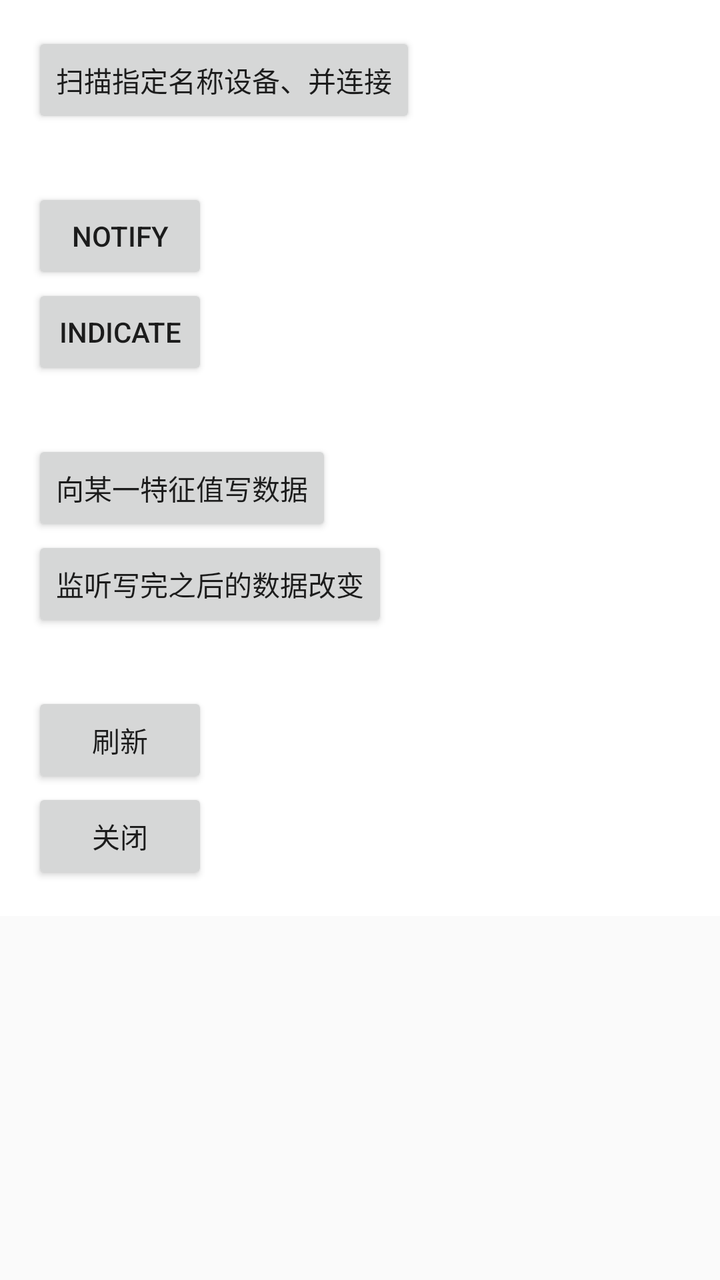
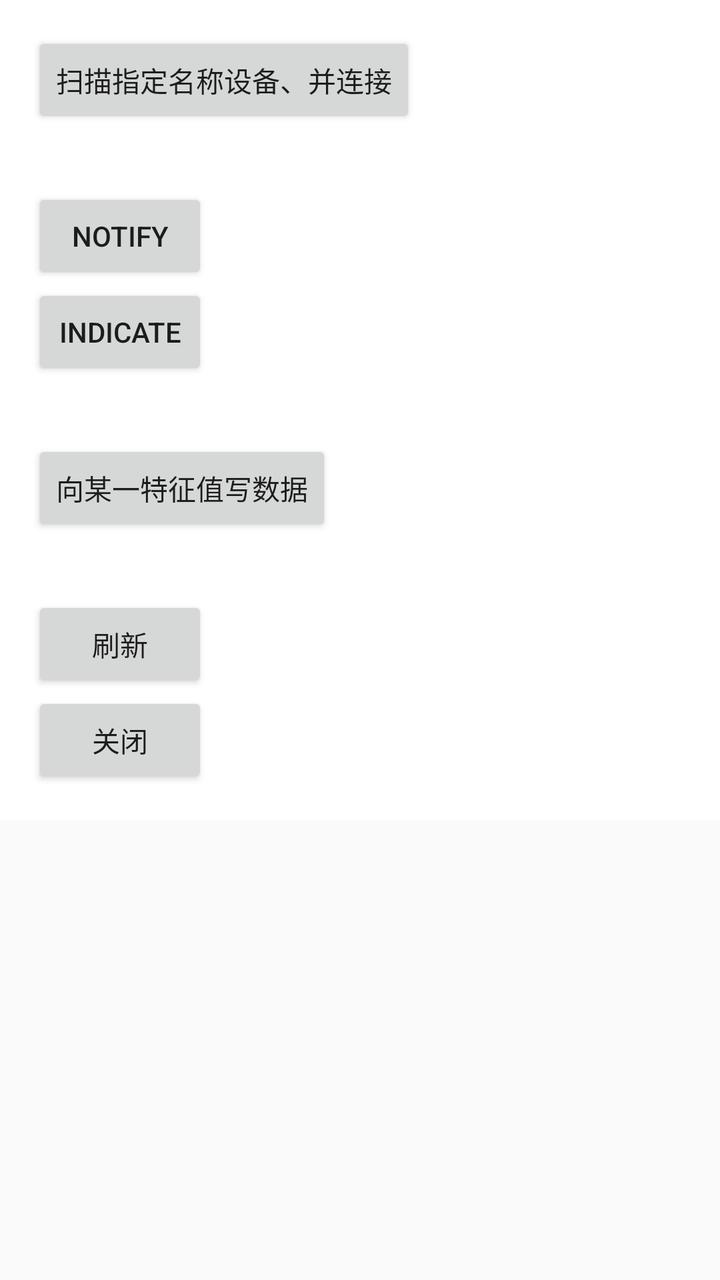

Screens rendered from an Android XML layout before and after an edit, with the pre-edit source and the edit as a unified diff.
<!-- AndroidManifest.xml: application theme AppTheme -->
<!-- res/layout/activity_main.xml -->
<?xml version="1.0" encoding="utf-8"?>
<ScrollView xmlns:android="http://schemas.android.com/apk/res/android"
    android:layout_width="match_parent"
    android:layout_height="wrap_content">

    <LinearLayout
        android:layout_width="match_parent"
        android:layout_height="wrap_content"
        android:background="@android:color/white"
        android:orientation="vertical"
        android:paddingBottom="@dimen/activity_vertical_margin"
        android:paddingLeft="@dimen/activity_horizontal_margin"
        android:paddingRight="@dimen/activity_horizontal_margin"
        android:paddingTop="@dimen/activity_vertical_margin">

        <Button
            android:id="@+id/btn_1"
            android:layout_width="wrap_content"
            android:layout_height="wrap_content"
            android:text="扫描指定名称设备、并连接" />

        <Button
            android:id="@+id/btn_2"
            android:layout_width="wrap_content"
            android:layout_height="wrap_content"
            android:layout_marginTop="30dp"
            android:text="notify" />

        <Button
            android:id="@+id/btn_3"
            android:layout_width="wrap_content"
            android:layout_height="wrap_content"
            android:text="indicate" />

        <Button
            android:id="@+id/btn_4"
            android:layout_width="wrap_content"
            android:layout_height="wrap_content"
            android:layout_marginTop="30dp"
            android:text="向某一特征值写数据" />

        <Button
            android:id="@+id/btn_41"
            android:layout_width="wrap_content"
            android:layout_height="wrap_content"
            android:text="监听写完之后的数据改变" />


        <Button
            android:id="@+id/btn_6"
            android:layout_width="wrap_content"
            android:layout_height="wrap_content"
            android:layout_marginTop="30dp"
            android:text="刷新" />

        <Button
            android:id="@+id/btn_7"
            android:layout_width="wrap_content"
            android:layout_height="wrap_content"
            android:text="关闭" />


    </LinearLayout>

</ScrollView>
<!-- resources referenced by this layout -->
<resources>
  <dimen name="activity_horizontal_margin">16dp</dimen>
  <dimen name="activity_vertical_margin">16dp</dimen>
  <style name="AppTheme" parent="Theme.AppCompat.Light.NoActionBar">
          <item name="colorPrimary">@color/colorPrimary</item>
          <item name="colorPrimaryDark">@color/colorPrimaryDark</item>
          <item name="colorAccent">@color/colorAccent</item>
      </style>
  <color name="colorPrimary">#3F51B5</color>
  <color name="colorPrimaryDark">#303F9F</color>
  <color name="colorAccent">#FF4081</color>
</resources>

<!-- the commit's change to res/layout/activity_main.xml (unified diff, before → after) -->
@@ -39,12 +39,6 @@
             android:layout_marginTop="30dp"
             android:text="向某一特征值写数据" />
 
-        <Button
-            android:id="@+id/btn_41"
-            android:layout_width="wrap_content"
-            android:layout_height="wrap_content"
-            android:text="监听写完之后的数据改变" />
-
 
         <Button
             android:id="@+id/btn_6"
